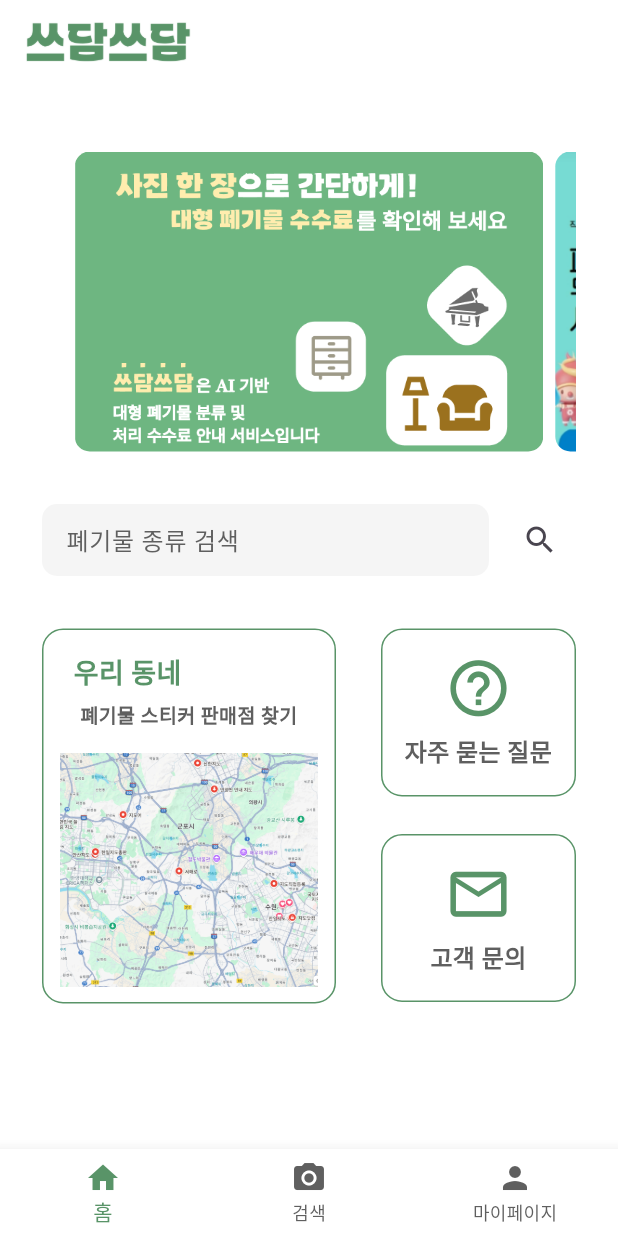
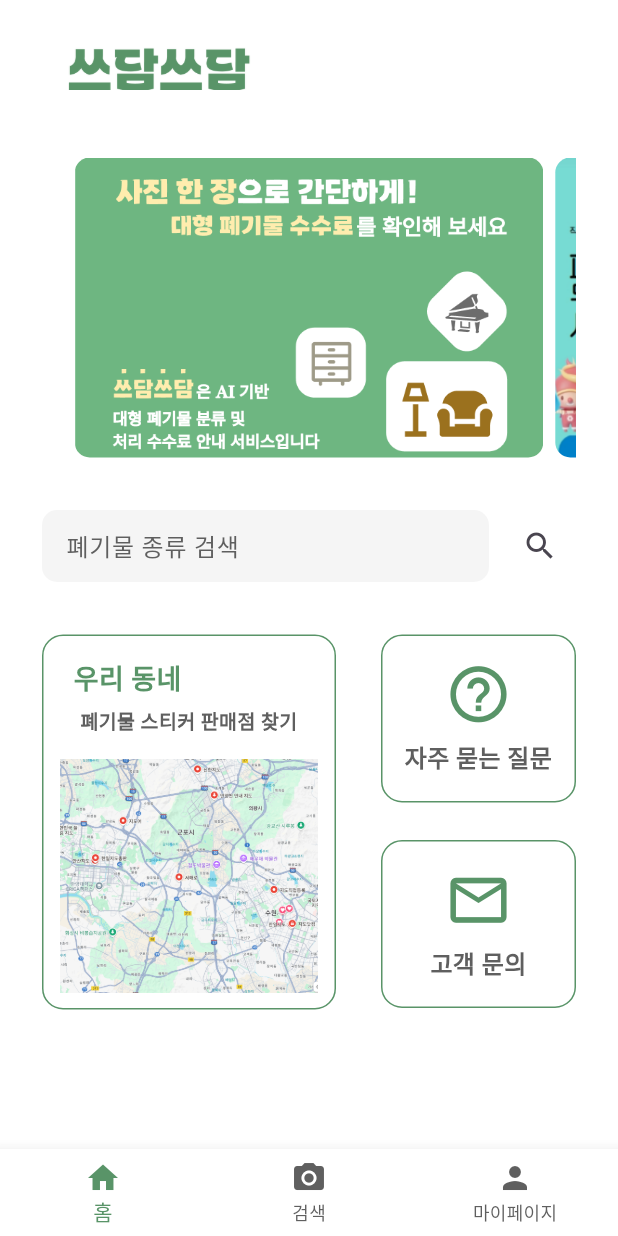
Before and after one commit to Ssdam-Ssdam/Ssdam_Frontend, a Flutter app: the MainScreen screen opened directly, on a phone screen of 412 x 824 dp. Run offline on Flutter 3.47's test engine with Material 3 defaults, Android fonts, the phone set to English and light mode, and no system bars; our stand-ins replace flutter_map, flutter_secure_storage, image_picker, latlong2; missing offline and left inert: daum_postcode_search; accounts and stored records are empty; Roboto replaces fonts that are missing (Pretendard).

Commit message:
fix: update mainScreen & add 'back to myProfile' button in updateProfile

```diff
--- a/lib/screens/main_screen.dart
+++ b/lib/screens/main_screen.dart
@@ -42,7 +42,6 @@ class _MainScreenState extends State<MainScreen> {
     );
   }
 
-
   // TextResultScreen으로 이동
   void _navigateToTextResultScreen(List<Map<String, dynamic>> wastes) {
     setState(() {
@@ -80,7 +79,6 @@ class _MainScreenState extends State<MainScreen> {
     });
   }
 
-
   // 고객 문의 화면으로 이동
   void _navigateToInquiryScreen() {
     setState(() {
@@ -110,7 +108,7 @@ class _MainScreenState extends State<MainScreen> {
     });
   }
 
-// InquiryDetailScreen으로 이동
+  // InquiryDetailScreen으로 이동
   void _navigateToInquiryDetailScreen(Map<String, dynamic> inquiryData) {
     setState(() {
       _currentScreen = InquiryDetailScreen(
@@ -136,7 +134,6 @@ class _MainScreenState extends State<MainScreen> {
       );
     });
   }
-
 
   // FAQ 화면으로 이동
   void _navigateToFAQScreen() {
@@ -171,8 +168,7 @@ class _MainScreenState extends State<MainScreen> {
   }
 
   // ResultScreen으로 이동 (SearchScreen에서 데이터를 전달받아 사용)
-  void _navigateToResultScreen(File image, String wasteName, double accuracy, String imageUrl, String imgId, String userId, List<Map<String, dynamic>> wasteFees,  // Pass this as an argument
-      ) {
+  void _navigateToResultScreen(File image, String wasteName, double accuracy, String imageUrl, String imgId, String userId, List<Map<String, dynamic>> wasteFees) {
     setState(() {
       _currentScreen = ResultScreen(
         image: image,
@@ -183,7 +179,6 @@ class _MainScreenState extends State<MainScreen> {
         userId: userId,
         wasteFees: wasteFees,  // wasteFees 전달
         onNavigateToSearch: _navigateToSearchScreen, // SearchScreen으로 이동하는 콜백 전달
-
       );
     });
   }
@@ -212,7 +207,7 @@ class _MainScreenState extends State<MainScreen> {
         case 1:
         // 검색 화면
           _currentScreen = SearchScreen(
-              onNavigateToResult: _navigateToResultScreen,
+            onNavigateToResult: _navigateToResultScreen,
           );
           break;
         case 2:
@@ -230,14 +225,21 @@ class _MainScreenState extends State<MainScreen> {
     return Scaffold(
       appBar: AppBar(
         automaticallyImplyLeading: false,
-        title: Image.asset(
-          'assets/logo.png',
-          height: 28,
+        title: Align(
+          alignment: Alignment.bottomLeft,  // 왼쪽 아래 정렬
+          child: Padding(
+            padding: const EdgeInsets.only(left: 28, top: 33), // 10픽셀씩 오른쪽과 아래로 이동
+            child: Image.asset(
+              'assets/logo.png',
+              height: 31,
+            ),
+          ),
         ),
         backgroundColor: Colors.white,
         centerTitle: false,
         elevation: 0,
         iconTheme: const IconThemeData(color: Color(0xFF5F5F5F)),
+        toolbarHeight: 60, // 높이를 원하는 값으로 조정 (예: 80으로 설정)
       ),
       body: _currentScreen,
       bottomNavigationBar: BottomNavigationBar(
```
Also changed, not shown: lib/screens/my_profile_screen.dart (+24 -4 lines).
